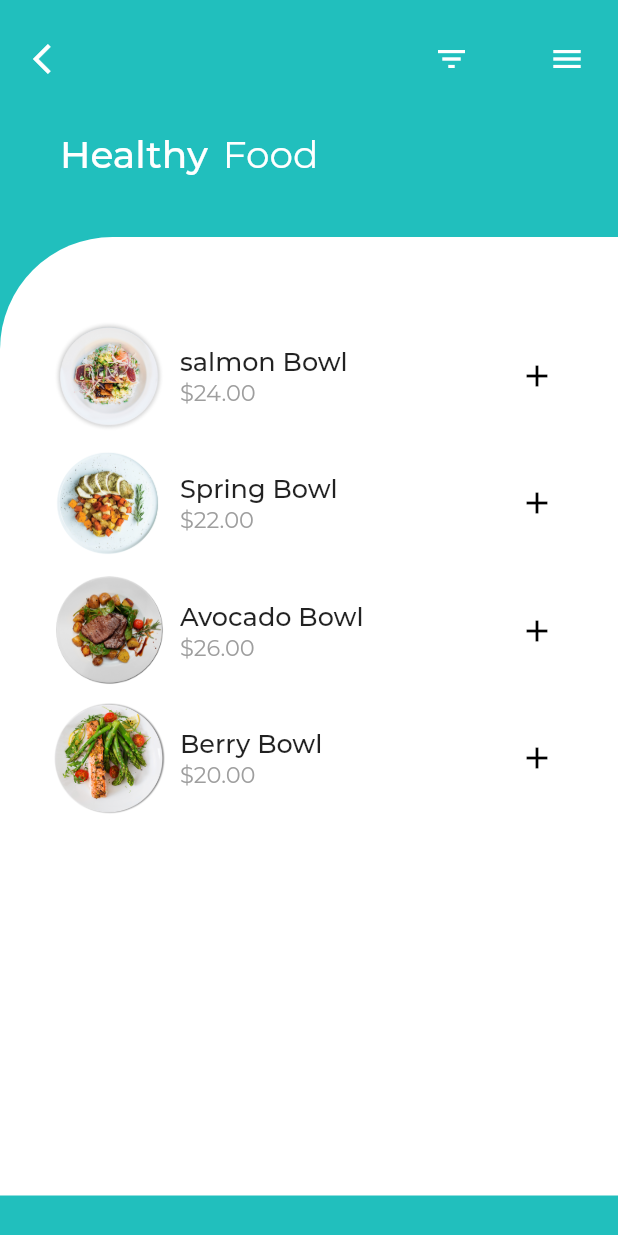
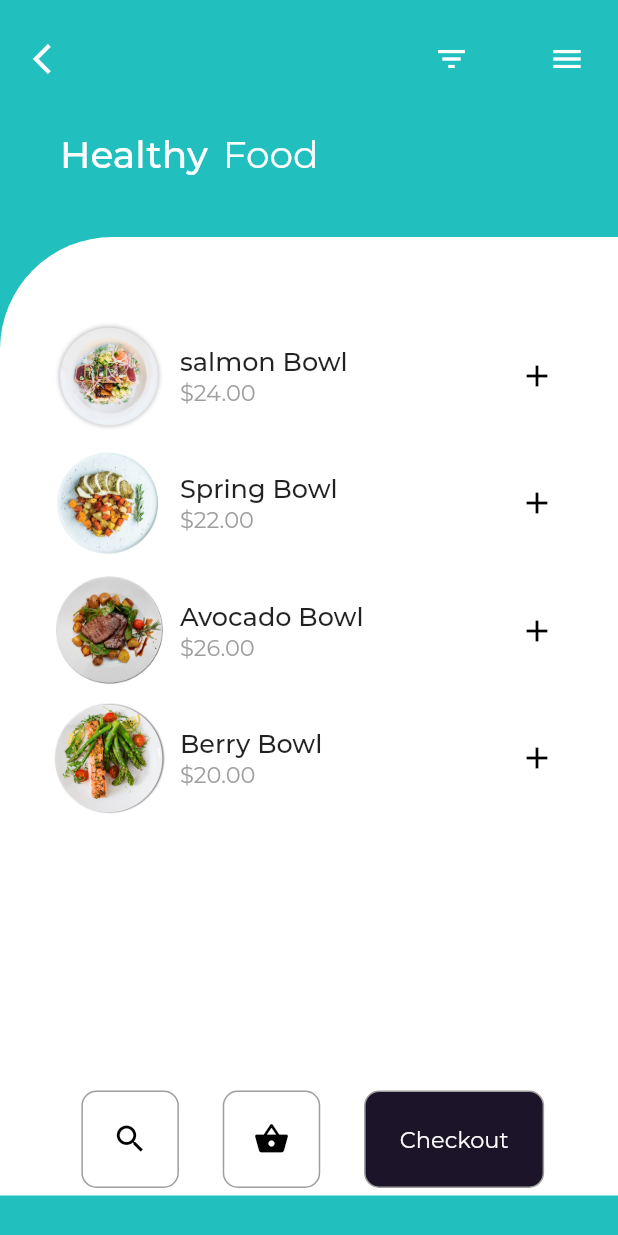
Before and after one commit to axxcident/fruit_hero, a Flutter app: the screen it shows after launch, on a phone screen of 412 x 824 dp. Run offline on Flutter 3.47's test engine with Material 2 defaults, Android fonts, the light colour scheme and no system bars; project files that could hold a hidden picture were left out.

Commit message:
klar med första screen, homescreen. Just nu 7:45

```diff
--- a/lib/main.dart
+++ b/lib/main.dart
@@ -98,6 +98,8 @@ class _MyHomePageState extends State<MyHomePage> {
                 Padding(
                   padding: const EdgeInsets.only(top: 45),
                   child: Container(
+                    // alignment: Alignment.center,
+                    // Lägg till Max-width? Ta bort "DeNNA GJORDE JAG"------
                     height: MediaQuery.of(context).size.height - 300,
                     child: ListView(
                       children: [
@@ -113,6 +115,64 @@ class _MyHomePageState extends State<MyHomePage> {
                     ),
                   ),
                 ),
+                Row(
+                  mainAxisAlignment: MainAxisAlignment.spaceEvenly,
+                  children: [
+                    Container(
+                      height: 65,
+                      width: 65,
+                      decoration: BoxDecoration(
+                          border: Border.all(
+                              color: Colors.grey,
+                              style: BorderStyle.solid,
+                              width: 1),
+                          borderRadius: BorderRadius.circular(10)),
+                      child: const Center(
+                        child: Icon(
+                          Icons.search,
+                          color: Colors.black,
+                        ),
+                      ),
+                    ),
+                    Container(
+                      // Challenge, addera en tvåa här i övre höger hörn.
+                      height: 65,
+                      width: 65,
+                      decoration: BoxDecoration(
+                          border: Border.all(
+                              color: Colors.grey,
+                              style: BorderStyle.solid,
+                              width: 1),
+                          borderRadius: BorderRadius.circular(10)),
+                      child: const Center(
+                        child: Icon(
+                          Icons.shopping_basket,
+                          color: Colors.black,
+                        ),
+                      ),
+                    ),
+                    Container(
+                      height: 65,
+                      width: 120,
+                      decoration: BoxDecoration(
+                          border: Border.all(
+                              color: Colors.grey,
+                              style: BorderStyle.solid,
+                              width: 1),
+                          color: const Color(0xFF1C1428),
+                          borderRadius: BorderRadius.circular(10)),
+                      child: const Center(
+                        child: Text(
+                          "Checkout",
+                          style: TextStyle(
+                              color: Colors.white,
+                              fontFamily: 'Montserrat',
+                              fontSize: 15),
+                        ),
+                      ),
+                    ),
+                  ],
+                )
               ],
             ),
           ),
@@ -129,7 +189,7 @@ class _MyHomePageState extends State<MyHomePage> {
           // Navigator.of(context).push("route");
         },
         child: Row(
-          // mainAxisAlignment DENNA GJORDE JAG NU
+          // mainAxisAlignment DENNA GJORDE JAG NU --------------------
           mainAxisAlignment: MainAxisAlignment.spaceBetween,
           children: [
             // Remove container?
```
